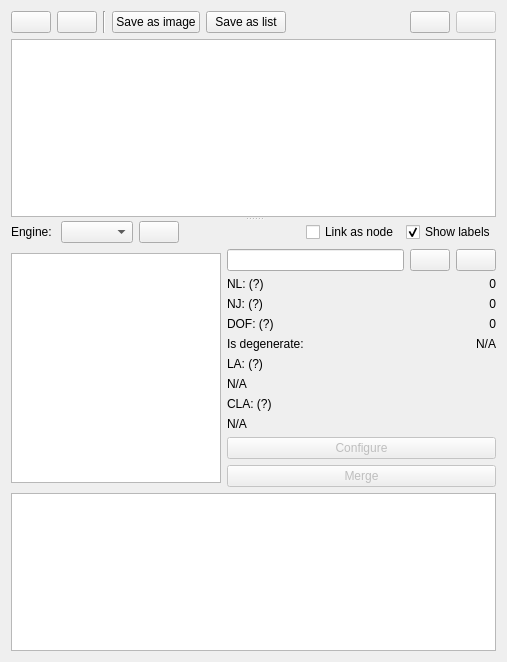
This is core/synthesis/collections/structure_widget.ui in KmolYuan/Pyslvs-UI as Qt 5 draws it before an edit. The edited form follows.
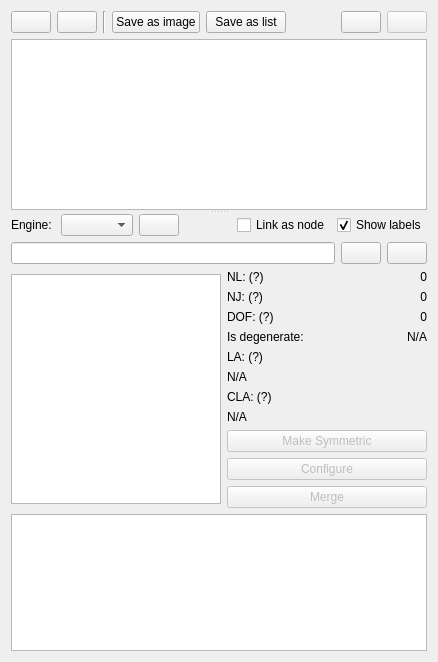
This is the edited form. Icons and pictures are not drawn.

Commit message: Add symmetry function for graph collections page.

What changed in the file:
```diff
--- a/core/synthesis/collections/structure_widget.ui
+++ b/core/synthesis/collections/structure_widget.ui
@@ -6,7 +6,7 @@
    <rect>
     <x>0</x>
     <y>0</y>
-    <width>507</width>
+    <width>438</width>
     <height>662</height>
    </rect>
   </property>
@@ -215,6 +215,36 @@
          </item>
         </layout>
        </item>
+       <item>
+        <layout class="QHBoxLayout" name="horizontalLayout_3">
+         <item>
+          <widget class="QLineEdit" name="edges_text">
+           <property name="readOnly">
+            <bool>true</bool>
+           </property>
+          </widget>
+         </item>
+         <item>
+          <widget class="QPushButton" name="expr_copy">
+           <property name="statusTip">
+            <string>Copy expression.</string>
+           </property>
+           <property name="icon">
+            <iconset resource="../../../icons.qrc">
+             <normaloff>:/icons/copy.png</normaloff>:/icons/copy.png</iconset>
+           </property>
+          </widget>
+         </item>
+         <item>
+          <widget class="QPushButton" name="capture_graph">
+           <property name="icon">
+            <iconset resource="../../../icons.qrc">
+             <normaloff>:/icons/picture.png</normaloff>:/icons/picture.png</iconset>
+           </property>
+          </widget>
+         </item>
+        </layout>
+       </item>
        <item>
         <layout class="QHBoxLayout" name="horizontalLayout_2">
          <item>
@@ -250,36 +280,6 @@
          </item>
          <item>
           <layout class="QVBoxLayout" name="verticalLayout_5">
-           <item>
-            <layout class="QHBoxLayout" name="horizontalLayout_3">
-             <item>
-              <widget class="QLineEdit" name="edges_text">
-               <property name="readOnly">
-                <bool>true</bool>
-               </property>
-              </widget>
-             </item>
-             <item>
-              <widget class="QPushButton" name="expr_copy">
-               <property name="statusTip">
-                <string>Copy expression.</string>
-               </property>
-               <property name="icon">
-                <iconset resource="../../../icons.qrc">
-                 <normaloff>:/icons/copy.png</normaloff>:/icons/copy.png</iconset>
-               </property>
-              </widget>
-             </item>
-             <item>
-              <widget class="QPushButton" name="capture_graph">
-               <property name="icon">
-                <iconset resource="../../../icons.qrc">
-                 <normaloff>:/icons/picture.png</normaloff>:/icons/picture.png</iconset>
-               </property>
-              </widget>
-             </item>
-            </layout>
-           </item>
            <item>
             <layout class="QFormLayout" name="formLayout">
              <item row="1" column="0">
@@ -397,6 +397,20 @@
                </property>
               </widget>
              </item>
+             <item>
+              <widget class="QPushButton" name="symmetric_button">
+               <property name="enabled">
+                <bool>false</bool>
+               </property>
+               <property name="text">
+                <string>Make Symmetric</string>
+               </property>
+               <property name="icon">
+                <iconset resource="../../../icons.qrc">
+                 <normaloff>:/icons/reflect.png</normaloff>:/icons/reflect.png</iconset>
+               </property>
+              </widget>
+             </item>
              <item>
               <widget class="QPushButton" name="configure_button">
                <property name="enabled">
```
Left out of the diff: 2 changed lines with no effect on the pictures. The commit also changes 5 other files.
